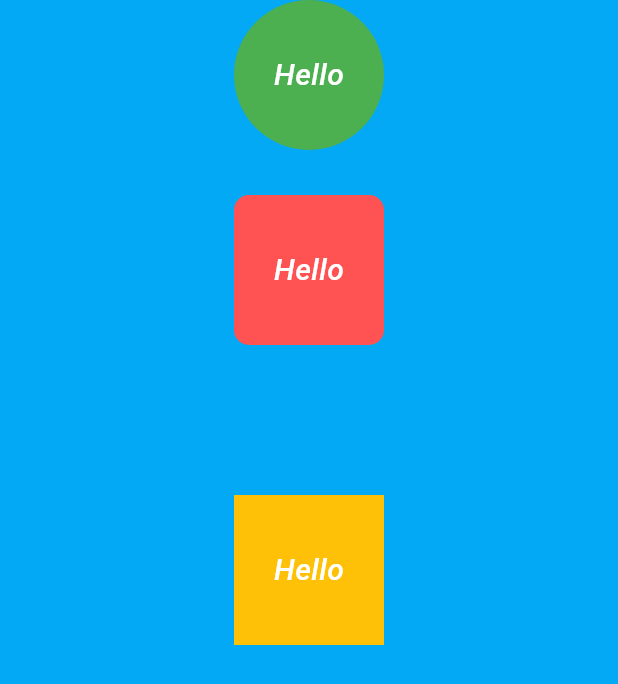
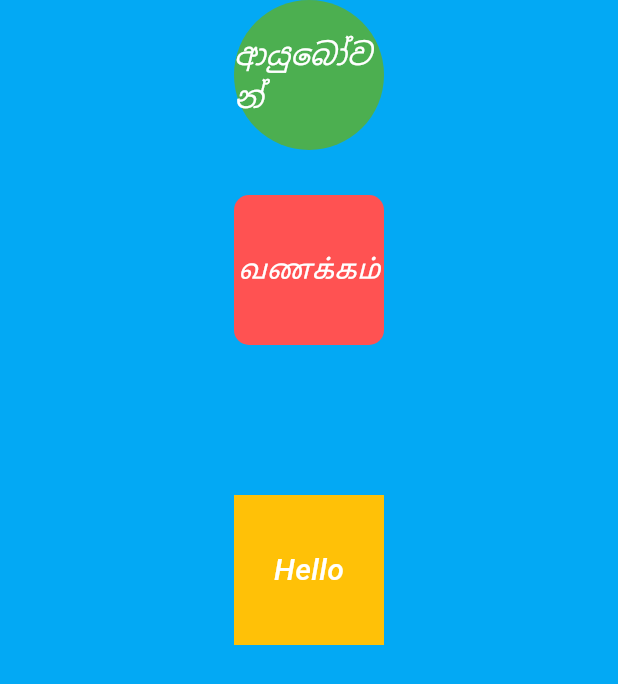
Before and after one commit to Omihiraj/second_app, a Flutter app: the screen it shows after launch, on a phone screen of 412 x 824 dp. Shown: the top 684 px of the screen. Run offline on Flutter 3.47's test engine with Material 3 defaults, Android fonts, the phone set to English and light mode, and no system bars.

Commit message:
Change Language

```diff
--- a/lib/main.dart
+++ b/lib/main.dart
@@ -25,7 +25,7 @@ class SecondApp extends StatelessWidget {
               ),
               child: const Center(
                 child: Text(
-                  "Hello",
+                  "ආයුබෝවන්",
                   style: TextStyle(
                     color: Colors.white,
                     fontSize: 20,
@@ -48,7 +48,7 @@ class SecondApp extends StatelessWidget {
               ),
               child: const Center(
                 child: Text(
-                  "Hello",
+                  "வணக்கம்",
                   style: TextStyle(
                     color: Colors.white,
                     fontSize: 20,
```
